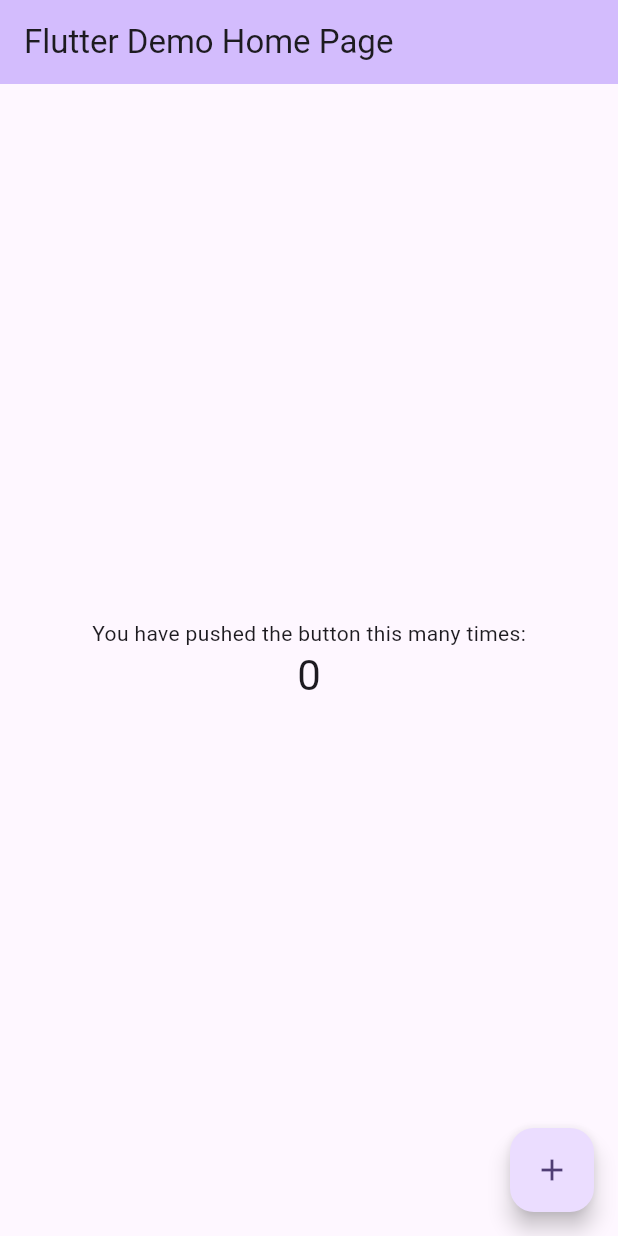
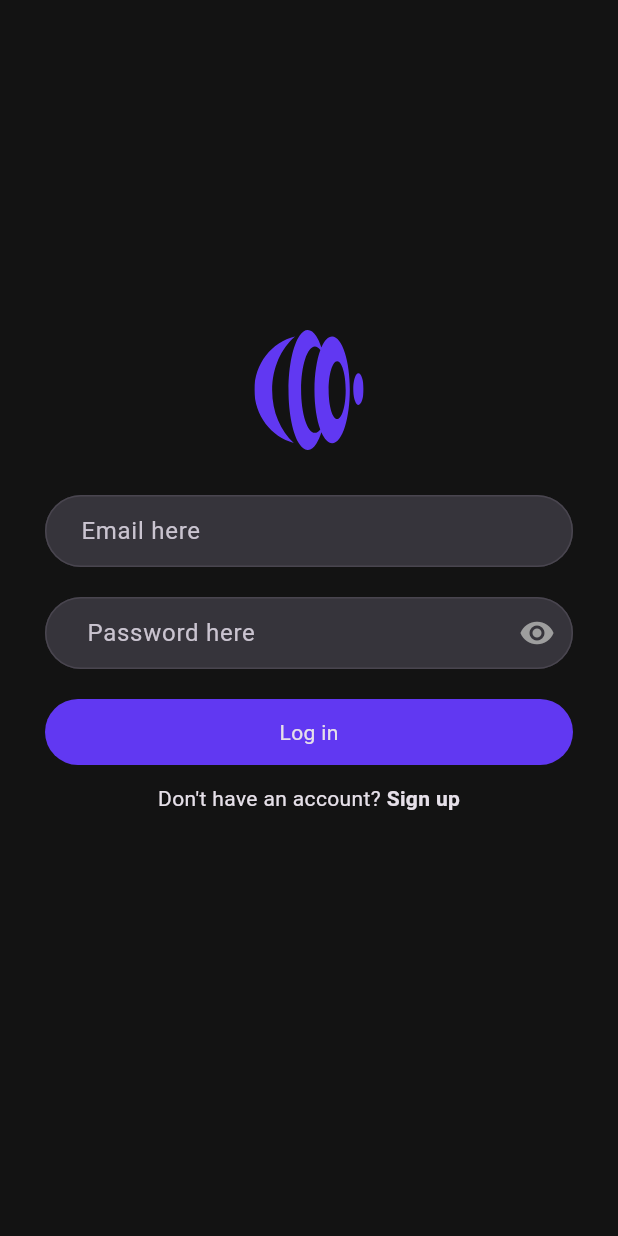
Before and after one commit to iAhmadTariq/Academise, a Flutter app: the screen it shows after launch, on a phone screen of 412 x 824 dp. Run offline on Flutter 3.47's test engine with Material 3 defaults, Android fonts, the light colour scheme and no system bars; our stand-ins replace flutter_svg.

Commit message:
Add color constants and TextFieldInput widget

```diff
--- a/academise_front/lib/main.dart
+++ b/academise_front/lib/main.dart
@@ -1,3 +1,5 @@
+import 'package:academise_front/screens/login_screen.dart';
+import 'package:academise_front/utils/color.dart';
 import 'package:flutter/material.dart';
 
 void main() {
@@ -7,119 +9,15 @@ void main() {
 class MyApp extends StatelessWidget {
   const MyApp({super.key});
 
-  // This widget is the root of your application.
   @override
   Widget build(BuildContext context) {
     return MaterialApp(
-      title: 'Flutter Demo',
-      theme: ThemeData(
-        // This is the theme of your application.
-        //
-        // TRY THIS: Try running your application with "flutter run". You'll see
-        // the application has a blue toolbar. Then, without quitting the app,
-        // try changing the seedColor in the colorScheme below to Colors.green
-        // and then invoke "hot reload" (save your changes or press the "hot
-        // reload" button in a Flutter-supported IDE, or press "r" if you used
-        // the command line to start the app).
-        //
-        // Notice that the counter didn't reset back to zero; the application
-        // state is not lost during the reload. To reset the state, use hot
-        // restart instead.
-        //
-        // This works for code too, not just values: Most code changes can be
-        // tested with just a hot reload.
-        colorScheme: ColorScheme.fromSeed(seedColor: Colors.deepPurple),
-        useMaterial3: true,
+      debugShowCheckedModeBanner: false,
+      theme: ThemeData.dark().copyWith(
+        scaffoldBackgroundColor: mobileBackgroundColor,
       ),
-      home: const MyHomePage(title: 'Flutter Demo Home Page'),
+      title: "Academise",
+      home: LoginScreen(),
     );
   }
 }
-
-class MyHomePage extends StatefulWidget {
-  const MyHomePage({super.key, required this.title});
-
-  // This widget is the home page of your application. It is stateful, meaning
-  // that it has a State object (defined below) that contains fields that affect
-  // how it looks.
-
-  // This class is the configuration for the state. It holds the values (in this
-  // case the title) provided by the parent (in this case the App widget) and
-  // used by the build method of the State. Fields in a Widget subclass are
-  // always marked "final".
-
-  final String title;
-
-  @override
-  State<MyHomePage> createState() => _MyHomePageState();
-}
-
-class _MyHomePageState extends State<MyHomePage> {
-  int _counter = 0;
-
-  void _incrementCounter() {
-    setState(() {
-      // This call to setState tells the Flutter framework that something has
-      // changed in this State, which causes it to rerun the build method below
-      // so that the display can reflect the updated values. If we changed
-      // _counter without calling setState(), then the build method would not be
-      // called again, and so nothing would appear to happen.
-      _counter++;
-    });
-  }
-
-  @override
-  Widget build(BuildContext context) {
-    // This method is rerun every time setState is called, for instance as done
-    // by the _incrementCounter method above.
-    //
-    // The Flutter framework has been optimized to make rerunning build methods
-    // fast, so that you can just rebuild anything that needs updating rather
-    // than having to individually change instances of widgets.
-    return Scaffold(
-      appBar: AppBar(
-        // TRY THIS: Try changing the color here to a specific color (to
-        // Colors.amber, perhaps?) and trigger a hot reload to see the AppBar
-        // change color while the other colors stay the same.
-        backgroundColor: Theme.of(context).colorScheme.inversePrimary,
-        // Here we take the value from the MyHomePage object that was created by
-        // the App.build method, and use it to set our appbar title.
-        title: Text(widget.title),
-      ),
-      body: Center(
-        // Center is a layout widget. It takes a single child and positions it
-        // in the middle of the parent.
-        child: Column(
-          // Column is also a layout widget. It takes a list of children and
-          // arranges them vertically. By default, it sizes itself to fit its
-          // children horizontally, and tries to be as tall as its parent.
-          //
-          // Column has various properties to control how it sizes itself and
-          // how it positions its children. Here we use mainAxisAlignment to
-          // center the children vertically; the main axis here is the vertical
-          // axis because Columns are vertical (the cross axis would be
-          // horizontal).
-          //
-          // TRY THIS: Invoke "debug painting" (choose the "Toggle Debug Paint"
-          // action in the IDE, or press "p" in the console), to see the
-          // wireframe for each widget.
-          mainAxisAlignment: MainAxisAlignment.center,
-          children: <Widget>[
-            const Text(
-              'You have pushed the button this many times:',
-            ),
-            Text(
-              '$_counter',
-              style: Theme.of(context).textTheme.headlineMedium,
-            ),
-          ],
-        ),
-      ),
-      floatingActionButton: FloatingActionButton(
-        onPressed: _incrementCounter,
-        tooltip: 'Increment',
-        child: const Icon(Icons.add),
-      ), // This trailing comma makes auto-formatting nicer for build methods.
-    );
-  }
-}
--- /dev/null
+++ b/academise_front/lib/screens/login_screen.dart
@@ -0,0 +1,135 @@
+import 'package:academise_front/utils/color.dart';
+import 'package:academise_front/widgets/text_field_input.dart';
+import 'package:flutter/material.dart';
+import 'package:flutter_svg/svg.dart';
+
+class LoginScreen extends StatefulWidget {
+  @override
+  State<LoginScreen> createState() => _LoginScreenState();
+}
+
+class _LoginScreenState extends State<LoginScreen> {
+  final TextEditingController _emailController = TextEditingController();
+  final TextEditingController _passwordController = TextEditingController();
+  bool _hidePass = true;
+  @override
+  Widget build(BuildContext context) {
+    final inputBorder = OutlineInputBorder(
+      borderSide: Divider.createBorderSide(context),
+      borderRadius: BorderRadius.all(
+        Radius.circular(25),
+      ),
+      gapPadding: 8,
+    );
+    return Scaffold(
+      body: SafeArea(
+        child: Container(
+          padding: EdgeInsets.symmetric(
+            horizontal: 30,
+          ),
+          width: double.infinity,
+          child: Column(
+            crossAxisAlignment: CrossAxisAlignment.center,
+            children: [
+              Flexible(
+                flex: 1,
+                child: Container(),
+              ),
+              SvgPicture.asset(
+                'assets/images/App_Logo.svg',
+                height: 80,
+                color: purpleColor,
+              ),
+              SizedBox(
+                height: 30,
+              ),
+              TextFieldInput(
+                hintText: 'Email here',
+                textEditingController: _emailController,
+                textInputType: TextInputType.emailAddress,
+              ),
+              SizedBox(
+                height: 20,
+              ),
+              TextField(
+                cursorColor: purpleColor,
+                controller: _passwordController,
+                decoration: InputDecoration(
+                  suffixIcon: IconButton(
+                    onPressed: () {
+                      setState(() {
+                        _hidePass = !_hidePass;
+                      });
+                    },
+                    icon: _hidePass
+                        ? const Icon(
+                            Icons.visibility,
+                            color: Colors.grey,
+                          )
+                        : const Icon(
+                            Icons.visibility_off,
+                            color: Colors.grey,
+                          ),
+                  ),
+                  hintText: "Password here",
+                  border: inputBorder,
+                  focusedBorder: inputBorder,
+                  enabledBorder: inputBorder,
+                  filled: true,
+                  contentPadding: EdgeInsets.symmetric(
+                    horizontal: 20,
+                  ),
+                ),
+                keyboardType: TextInputType.visiblePassword,
+                obscureText: _hidePass,
+              ),
+              SizedBox(
+                height: 20,
+              ),
+              InkWell(
+                child: Container(
+                  width: double.infinity,
+                  alignment: Alignment.center,
+                  padding: const EdgeInsets.symmetric(vertical: 12),
+                  decoration: const ShapeDecoration(
+                    shape: RoundedRectangleBorder(
+                        borderRadius: BorderRadius.all(Radius.circular(25))),
+                    color: purpleColor,
+                  ),
+                  child: Text(
+                    'Log in',
+                  ),
+                ),
+              ),
+              Row(
+                mainAxisAlignment: MainAxisAlignment.center,
+                children: [
+                  Container(
+                    child: Text("Don't have an account? "),
+                    padding: EdgeInsets.symmetric(vertical: 12),
+                  ),
+                  GestureDetector(
+                    child: Container(
+                      child: Text(
+                        "Sign up",
+                        style: TextStyle(fontWeight: FontWeight.bold),
+                      ),
+                      padding: EdgeInsets.symmetric(vertical: 12),
+                    ),
+                  ),
+                ],
+              ),
+              SizedBox(
+                height: 50,
+              ),
+              Flexible(
+                flex: 1,
+                child: Container(),
+              ),
+            ],
+          ),
+        ),
+      ),
+    );
+  }
+}
--- /dev/null
+++ b/academise_front/lib/utils/color.dart
@@ -0,0 +1,9 @@
+import 'package:flutter/material.dart';
+
+const mobileBackgroundColor = Color.fromRGBO(19, 19, 19, 1);
+const secondMobileBackgroundColor = Color.fromRGBO(48,48,48,1);
+const webBackgroundColor = Color.fromRGBO(18, 18, 18, 1);
+const mobileSearchColor = Color.fromRGBO(38, 38, 38, 1);
+const purpleColor = Color.fromRGBO(97, 56, 242, 1);
+const primaryColor = Colors.white;
+const secondaryColor = Colors.grey;
--- /dev/null
+++ b/academise_front/lib/widgets/text_field_input.dart
@@ -0,0 +1,42 @@
+import 'package:academise_front/utils/color.dart';
+import 'package:flutter/material.dart';
+
+class TextFieldInput extends StatelessWidget {
+  final bool isPass;
+  final String hintText;
+  final TextEditingController textEditingController;
+  final TextInputType textInputType;
+
+  const TextFieldInput({
+    super.key,
+    required this.hintText,
+    this.isPass = false,
+    required this.textEditingController,
+    required this.textInputType,
+  });
+
+  @override
+  Widget build(BuildContext context) {
+    final inputBorder = OutlineInputBorder(
+      borderSide: Divider.createBorderSide(context),
+      borderRadius: BorderRadius.all(Radius.circular(25)),
+    );
+    return TextField(
+      cursorColor: purpleColor,
+      controller: textEditingController,
+      decoration: InputDecoration(
+        hintText: hintText,
+        border: inputBorder,
+        focusedBorder: inputBorder,
+        enabledBorder: inputBorder,
+        filled: true,
+        contentPadding: EdgeInsets.symmetric(
+          horizontal: 20,
+          vertical: 12
+        ),
+      ),
+      keyboardType: textInputType,
+      obscureText: isPass,
+    );
+  }
+}
--- a/academise_front/pubspec.yaml
+++ b/academise_front/pubspec.yaml
@@ -35,6 +35,7 @@ dependencies:
   # The following adds the Cupertino Icons font to your application.
   # Use with the CupertinoIcons class for iOS style icons.
   cupertino_icons: ^1.0.2
+  flutter_svg: ^2.0.7
 
 dev_dependencies:
   flutter_test:
@@ -59,9 +60,8 @@ flutter:
   uses-material-design: true
 
   # To add assets to your application, add an assets section, like this:
-  # assets:
-  #   - images/a_dot_burr.jpeg
-  #   - images/a_dot_ham.jpeg
+  assets:
+    - assets/images/App_Logo.svg
 
   # An image asset can refer to one or more resolution-specific "variants", see
   # https://flutter.dev/assets-and-images/#resolution-aware
```
Also changed, not shown: academise_front/assets/images/App_Logo.svg (added), academise_front/pubspec.lock.
